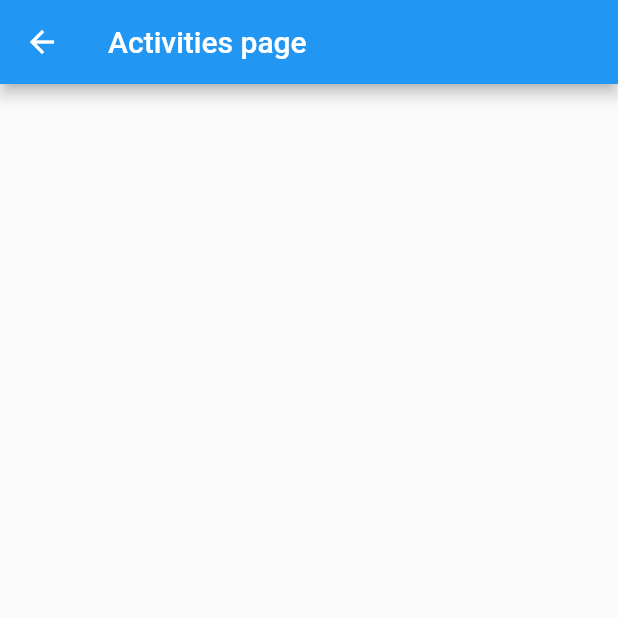
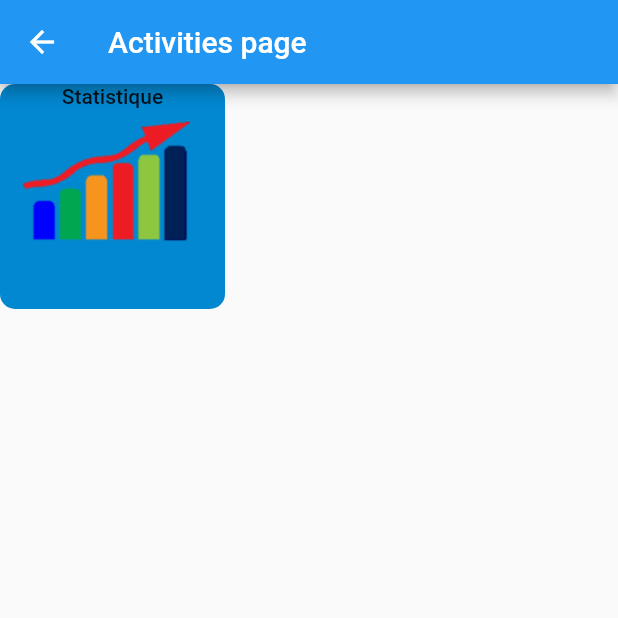
Before and after one commit to lilag-dawg/OSS_APP, a Flutter app: the ActivitiesScreen screen opened directly, on a phone screen of 412 x 824 dp, the top half of it. Run offline on Flutter 3.47's test engine with Material 2 defaults, Android fonts, the phone set to English and light mode, and no system bars.

Commit message:
OSS-150: Add button with image

```diff
--- a/lib/screens/activities_screen.dart
+++ b/lib/screens/activities_screen.dart
@@ -1,14 +1,26 @@
 import 'package:flutter/material.dart';
 
+import '../constants.dart' as Constants;
+import '../widgets/navigationButton.dart';
+import '../screens/login_screen.dart';
 
 class ActivitiesScreen extends StatelessWidget {
+
+
   @override
   Widget build(BuildContext context) {
+    void _buttonPressed(){
+    Navigator.push(
+      context,
+      MaterialPageRoute(builder: (context) => LoginScreen()),
+    );
+  }
     return Scaffold(
       appBar: AppBar(
         title: Text("Activities page")
       ),
-
+      body:
+        NavigationButton( 150, 150, "Statistique", "assets/stats.png", _buttonPressed),
     );
   }
 }
--- a/lib/screens/home_screen.dart
+++ b/lib/screens/home_screen.dart
@@ -17,9 +17,9 @@ class HomeScreen extends StatelessWidget {
               context,
               MaterialPageRoute(builder: (context) => LoginScreen()),
             );
-          },),
+          },
         ),
-
+      ),
     );
   }
 }
--- /dev/null
+++ b/lib/widgets/navigationButton.dart
@@ -0,0 +1,37 @@
+import 'package:flutter/material.dart';
+
+import '../constants.dart' as Constants;
+
+class NavigationButton extends StatelessWidget {
+  final double buttonWidth;
+  final double buttonHeight;
+  final String inputText;
+  final String url;
+  final Function selectHandler;
+
+  NavigationButton(this.buttonHeight, this.buttonWidth, this.inputText, this.url, this.selectHandler);
+
+  @override
+  Widget build(BuildContext context) {
+    return Container(
+      width: buttonWidth,
+      height: buttonHeight,
+      child:
+      FlatButton(
+        shape: RoundedRectangleBorder(
+          borderRadius: BorderRadius.circular(10)
+        ),
+        padding: EdgeInsets.all(0.0),
+        color: Color(Constants.paleBlue),
+        onPressed: selectHandler,
+        child: Column(
+          children: <Widget>[
+            Text(inputText),
+            SizedBox(width: buttonWidth*0.05, ),
+            Image.asset(url)
+          ],
+        ),
+      )
+    );
+  }
+}
--- a/pubspec.yaml
+++ b/pubspec.yaml
@@ -41,8 +41,8 @@ flutter:
   uses-material-design: true
 
   # To add assets to your application, add an assets section, like this:
-  # assets:
-  #  - images/a_dot_burr.jpeg
+  assets:
+   - assets/stats.png
   #  - images/a_dot_ham.jpeg
 
   # An image asset can refer to one or more resolution-specific "variants", see
```
Also changed, not shown: assets/stats.png (added).
